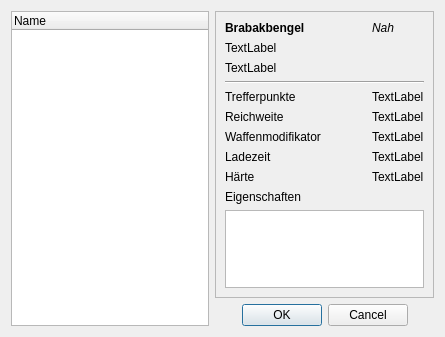
Old version of the form UI/CharakterWaffen.ui in the repository Aeolitus/Sephrasto.
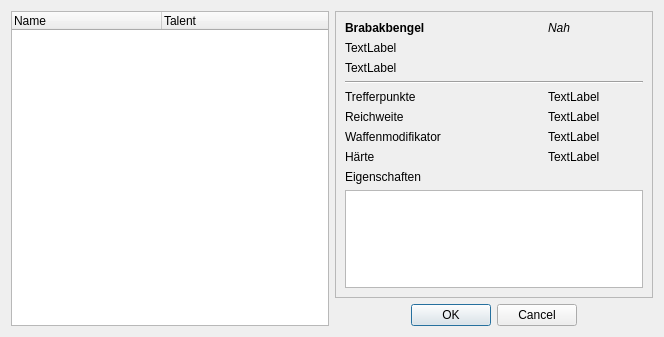
New version of the form.

Commit message: Wrote the WaffenPicker. Untested so far though.

The edit to the form file:
```diff
--- a/UI/CharakterWaffen.ui
+++ b/UI/CharakterWaffen.ui
@@ -9,7 +9,7 @@
    <rect>
     <x>0</x>
     <y>0</y>
-    <width>445</width>
+    <width>664</width>
     <height>337</height>
    </rect>
   </property>
@@ -17,13 +17,42 @@
    <string>Sephrasto - Waffe wählen...</string>
   </property>
   <layout class="QHBoxLayout" name="horizontalLayout">
+   <property name="sizeConstraint">
+    <enum>QLayout::SetDefaultConstraint</enum>
+   </property>
    <item>
     <widget class="QTreeWidget" name="treeWeapons">
+     <property name="editTriggers">
+      <set>QAbstractItemView::NoEditTriggers</set>
+     </property>
+     <property name="showDropIndicator" stdset="0">
+      <bool>false</bool>
+     </property>
+     <property name="alternatingRowColors">
+      <bool>true</bool>
+     </property>
+     <attribute name="headerVisible">
+      <bool>true</bool>
+     </attribute>
+     <attribute name="headerCascadingSectionResizes">
+      <bool>false</bool>
+     </attribute>
+     <attribute name="headerDefaultSectionSize">
+      <number>150</number>
+     </attribute>
+     <attribute name="headerStretchLastSection">
+      <bool>true</bool>
+     </attribute>
      <column>
       <property name="text">
        <string>Name</string>
       </property>
      </column>
+     <column>
+      <property name="text">
+       <string>Talent</string>
+      </property>
+     </column>
     </widget>
    </item>
    <item>
@@ -44,12 +73,12 @@
          <rect>
           <x>0</x>
           <y>0</y>
-          <width>218</width>
+          <width>316</width>
           <height>286</height>
          </rect>
         </property>
         <layout class="QGridLayout" name="gridLayout">
-         <item row="12" column="0" colspan="3">
+         <item row="11" column="0" colspan="3">
           <widget class="QPlainTextEdit" name="plainEigenschaften">
            <property name="readOnly">
             <bool>true</bool>
@@ -59,7 +88,7 @@
            </property>
           </widget>
          </item>
-         <item row="10" column="2">
+         <item row="9" column="2">
           <widget class="QLabel" name="labelH">
            <property name="text">
             <string>TextLabel</string>
@@ -101,20 +130,6 @@
            </property>
           </widget>
          </item>
-         <item row="9" column="0">
-          <widget class="QLabel" name="labelLZ_Desc">
-           <property name="text">
-            <string>Ladezeit</string>
-           </property>
-          </widget>
-         </item>
-         <item row="9" column="2">
-          <widget class="QLabel" name="labelLZ">
-           <property name="text">
-            <string>TextLabel</string>
-           </property>
-          </widget>
-         </item>
          <item row="6" column="0">
           <widget class="QLabel" name="label_2">
            <property name="font">
@@ -128,14 +143,14 @@
            </property>
           </widget>
          </item>
-         <item row="11" column="0">
+         <item row="10" column="0">
           <widget class="QLabel" name="label_12">
            <property name="text">
             <string>Eigenschaften</string>
            </property>
           </widget>
          </item>
-         <item row="10" column="0" colspan="2">
+         <item row="9" column="0" colspan="2">
           <widget class="QLabel" name="label_10">
            <property name="text">
             <string>Härte</string>
```
Left out of the diff: 30 changed lines with no effect on the pictures. The commit also changes 2 other files.
